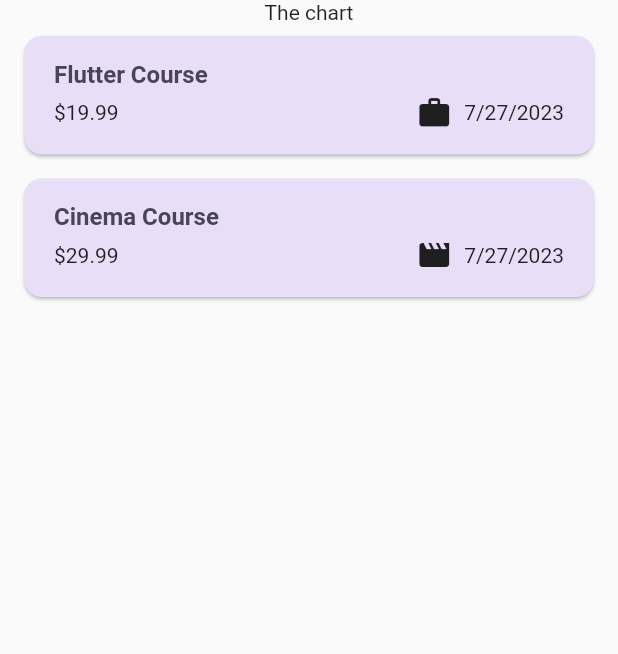
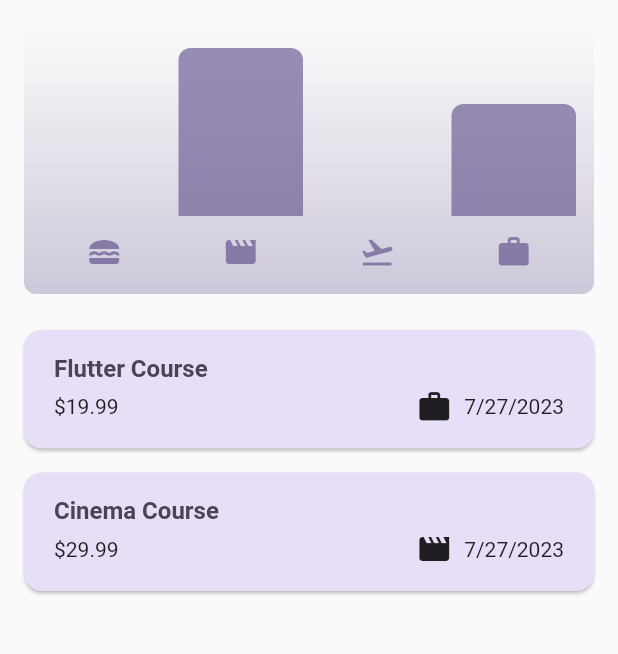
Before and after one commit to CodeToBiT/ExpenseTracker, a Flutter app: the screen it shows after launch, on a phone screen of 412 x 824 dp, the part 84-738 px from its top. Run offline on Flutter 3.47's test engine with Material 2 defaults, Android fonts, the phone set to English and light mode, and no system bars.

Commit message:
responsive

```diff
--- a/lib/main.dart
+++ b/lib/main.dart
@@ -1,4 +1,5 @@
 import 'package:flutter/material.dart';
+// import 'package:flutter/services.dart';
 
 import 'package:expense_tracker/widgets/expense.dart';
 
@@ -12,6 +13,11 @@ var kDarkColorScheme = ColorScheme.fromSeed(
 );
 
 void main() {
+  // WidgetsFlutterBinding.ensureInitialized();
+  // SystemChrome.setPreferredOrientations([
+  //   DeviceOrientation.portraitUp,
+  // ]).then((fn) {
+  // });
   runApp(
     MaterialApp(
       darkTheme: ThemeData.dark().copyWith(
--- a/lib/models/expense.dart
+++ b/lib/models/expense.dart
@@ -31,6 +31,30 @@ class Expense {
 
   String get formattedDate {
     return formatter.format(date);
-
   }
 }
+
+class ExpenseBucket {
+  const ExpenseBucket({
+    required this.category,
+    required this.expenses,
+  });
+
+  ExpenseBucket.forCategory(List<Expense> allExpenses, this.category)
+      : expenses = allExpenses
+            .where((expense) => expense.category == category)
+            .toList();
+
+  final Category category;
+  final List<Expense> expenses;
+
+  double get totalExpenses {
+    double sum = 0;
+
+    for (final expense in expenses) {
+      sum += expense.amount;
+    }
+
+    return sum;
+  }
+}
--- /dev/null
+++ b/lib/widgets/chart/chart.dart
@@ -0,0 +1,95 @@
+import 'package:flutter/material.dart';
+
+import 'package:expense_tracker/widgets/chart/chart_bar.dart';
+import 'package:expense_tracker/models/expense.dart';
+
+class Chart extends StatelessWidget {
+  const Chart({super.key, required this.expenses});
+
+  final List<Expense> expenses;
+
+  List<ExpenseBucket> get buckets {
+    return [
+      ExpenseBucket.forCategory(expenses, Category.food),
+      ExpenseBucket.forCategory(expenses, Category.leisure),
+      ExpenseBucket.forCategory(expenses, Category.travel),
+      ExpenseBucket.forCategory(expenses, Category.work),
+    ];
+  }
+
+  double get maxTotalExpense {
+    double maxTotalExpense = 0;
+
+    for (final bucket in buckets) {
+      if (bucket.totalExpenses > maxTotalExpense) {
+        maxTotalExpense = bucket.totalExpenses;
+      }
+    }
+
+    return maxTotalExpense;
+  }
+
+  @override
+  Widget build(BuildContext context) {
+    final isDarkMode =
+        MediaQuery.of(context).platformBrightness == Brightness.dark;
+    return Container(
+      margin: const EdgeInsets.all(16),
+      padding: const EdgeInsets.symmetric(
+        vertical: 16,
+        horizontal: 8,
+      ),
+      width: double.infinity,
+      height: 180,
+      decoration: BoxDecoration(
+        borderRadius: BorderRadius.circular(8),
+        gradient: LinearGradient(
+          colors: [
+            Theme.of(context).colorScheme.primary.withOpacity(0.3),
+            Theme.of(context).colorScheme.primary.withOpacity(0.0)
+          ],
+          begin: Alignment.bottomCenter,
+          end: Alignment.topCenter,
+        ),
+      ),
+      child: Column(
+        children: [
+          Expanded(
+            child: Row(
+              crossAxisAlignment: CrossAxisAlignment.end,
+              children: [
+                for (final bucket in buckets) // alternative to map()
+                  ChartBar(
+                    fill: bucket.totalExpenses == 0
+                        ? 0
+                        : bucket.totalExpenses / maxTotalExpense,
+                  )
+              ],
+            ),
+          ),
+          const SizedBox(height: 12),
+          Row(
+            children: buckets
+                .map(
+                  (bucket) => Expanded(
+                    child: Padding(
+                      padding: const EdgeInsets.symmetric(horizontal: 4),
+                      child: Icon(
+                        categoryIcons[bucket.category],
+                        color: isDarkMode
+                            ? Theme.of(context).colorScheme.secondary
+                            : Theme.of(context)
+                                .colorScheme
+                                .primary
+                                .withOpacity(0.7),
+                      ),
+                    ),
+                  ),
+                )
+                .toList(),
+          )
+        ],
+      ),
+    );
+  }
+}
--- /dev/null
+++ b/lib/widgets/chart/chart_bar.dart
@@ -0,0 +1,34 @@
+import 'package:flutter/material.dart';
+
+class ChartBar extends StatelessWidget {
+  const ChartBar({
+    super.key,
+    required this.fill,
+  });
+
+  final double fill;
+
+  @override
+  Widget build(BuildContext context) {
+    final isDarkMode =
+        MediaQuery.of(context).platformBrightness == Brightness.dark;
+    return Expanded(
+      child: Padding(
+        padding: const EdgeInsets.symmetric(horizontal: 4),
+        child: FractionallySizedBox(
+          heightFactor: fill,
+          child: DecoratedBox(
+            decoration: BoxDecoration(
+              shape: BoxShape.rectangle,
+              borderRadius:
+                  const BorderRadius.vertical(top: Radius.circular(8)),
+              color: isDarkMode
+                  ? Theme.of(context).colorScheme.secondary
+                  : Theme.of(context).colorScheme.primary.withOpacity(0.65),
+            ),
+          ),
+        ),
+      ),
+    );
+  }
+}
--- a/lib/widgets/expense.dart
+++ b/lib/widgets/expense.dart
@@ -1,3 +1,4 @@
+import 'package:expense_tracker/widgets/chart/chart.dart';
 import 'package:expense_tracker/widgets/expenses_list/expenses_list.dart';
 import 'package:expense_tracker/models/expense.dart';
 import 'package:expense_tracker/widgets/new_expense.dart';
@@ -63,6 +64,8 @@ class _ExpensesState extends State<Expenses> {
 
   @override
   Widget build(BuildContext context) {
+    final width = MediaQuery.of(context).size.width;
+
     Widget mainContent = const Center(
       child: Text('No expenses Found. Start adding some.'),
     );
@@ -84,14 +87,23 @@ class _ExpensesState extends State<Expenses> {
           ),
         ],
       ),
-      body: Column(
+      body: width < 600
+          ? Column(
               children: [
-          const Text('The chart'),
+                Chart(expenses: _registeredExpenses),
                 Expanded(
                   child: mainContent,
                 ),
               ],
+            )
+          : Row(children: [
+              Expanded(
+                child: Chart(expenses: _registeredExpenses),
               ),
+              Expanded(
+                child: mainContent,
+              ),
+            ]),
     );
   }
 }
```
Lines whose indentation alone changed are shown as unchanged.
